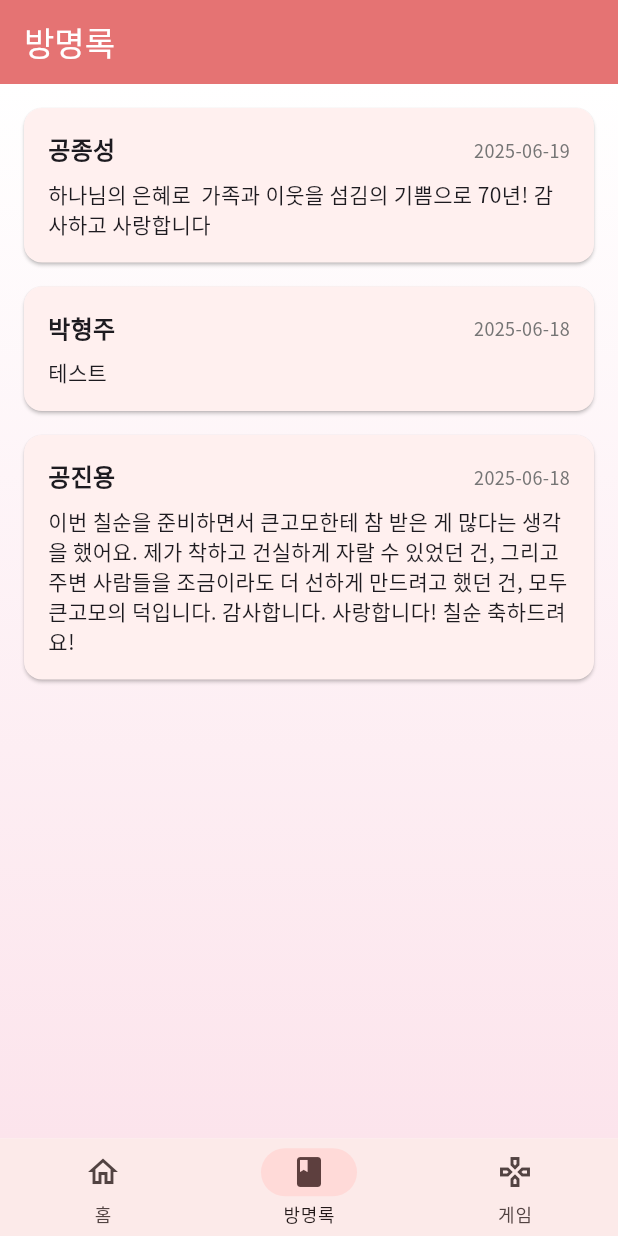
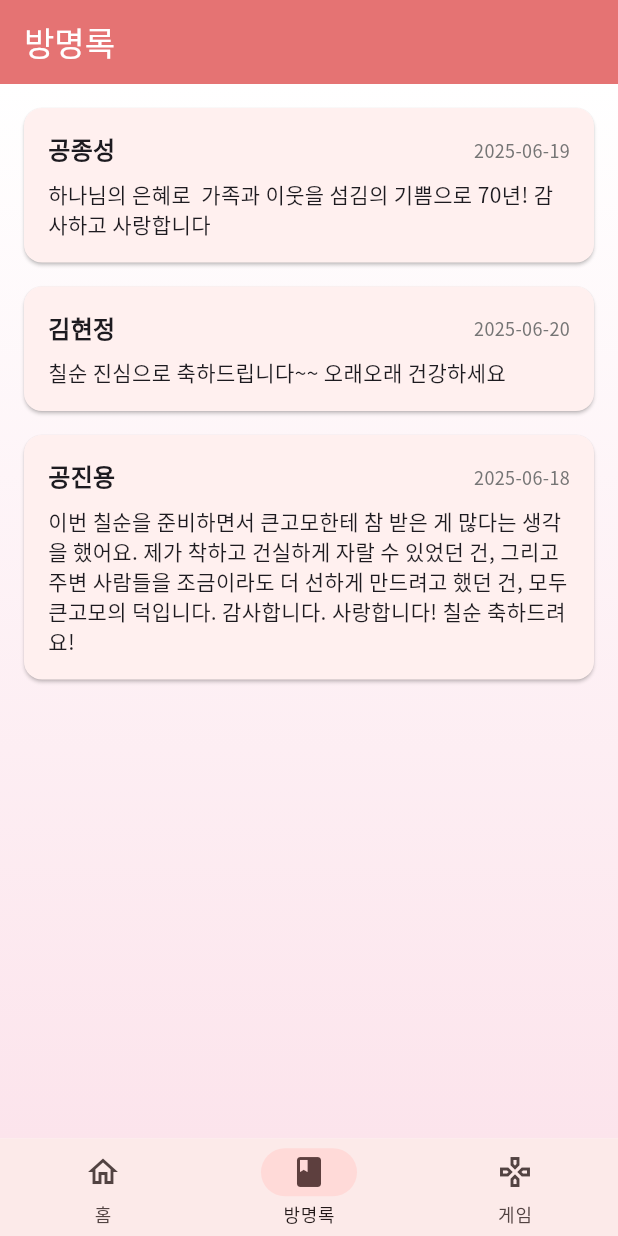
Before and after one commit to sonyong4013/grandFestival, a Flutter app: the screen it shows after launch, item 2 of the bottom bar chosen, on a phone screen of 412 x 824 dp. Run offline on Flutter 3.47's test engine with Material 3 defaults, Android fonts, the phone set to English and light mode, and no system bars; our stand-ins replace google_fonts.

Commit message:
문구 수정

```diff
--- a/grand_festival/lib/main.dart
+++ b/grand_festival/lib/main.dart
@@ -326,9 +326,9 @@ class _GuestBookPageState extends State<GuestBookPage> {
       'date': '2025-06-19',
     },
     {
-      'name': '박형주',
-      'message': '테스트',
-      'date': '2025-06-18',
+      'name': '김현정',
+      'message': '칠순 진심으로 축하드립니다~~ 오래오래 건강하세요',
+      'date': '2025-06-20',
     },
     {
       'name': '공진용',
```
